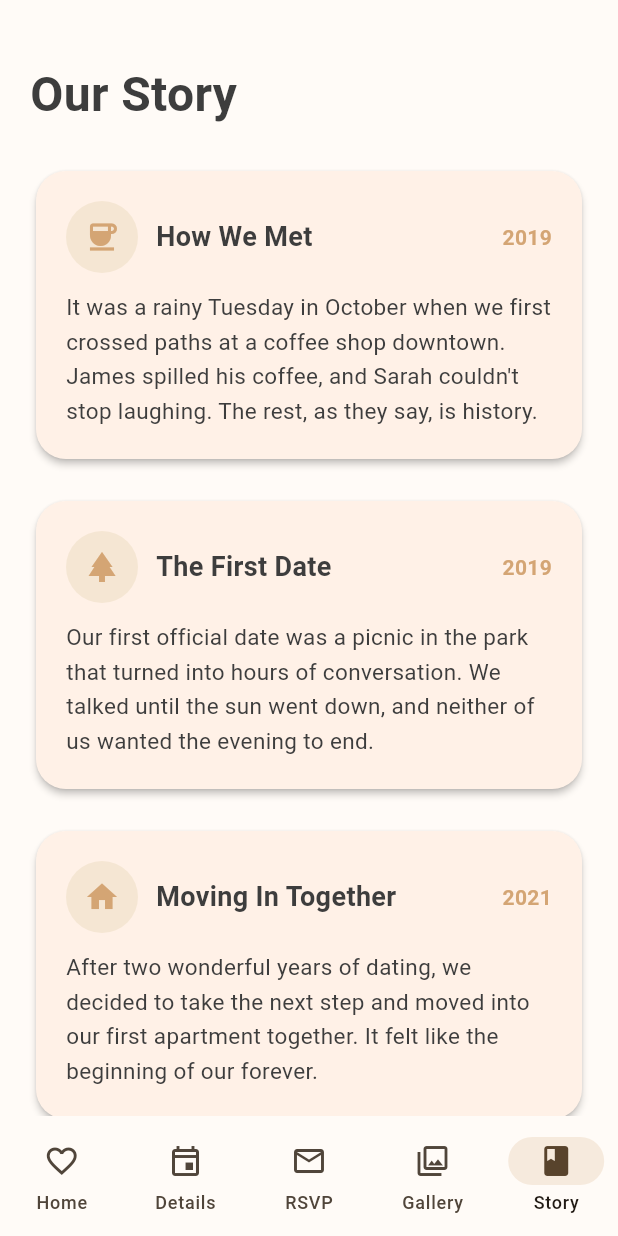
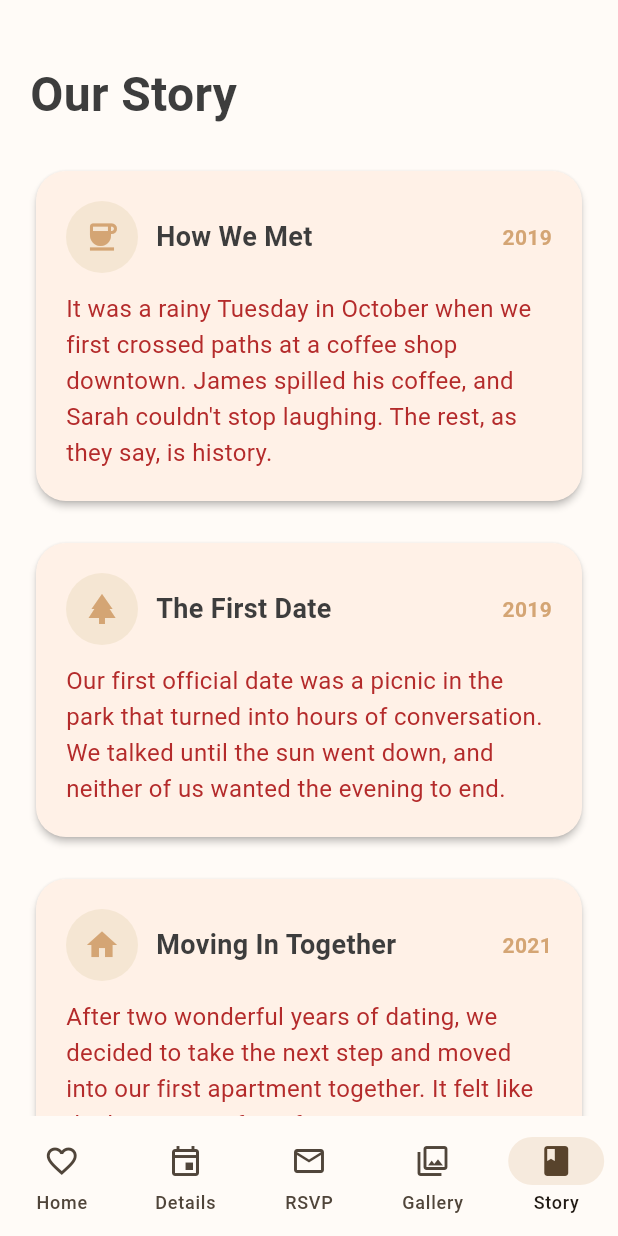
Before and after one commit to Mickey-Oduro-Kwarteng/knotly_wedd, a Flutter app: the HomeScreen screen opened directly, item 5 of the bottom bar chosen, on a phone screen of 412 x 824 dp. Run offline on Flutter 3.47's test engine with Material 3 defaults, Android fonts, the light colour scheme and no system bars; Roboto replaces fonts that are missing (Georgia).

Commit message:
changed font size and font colour

```diff
--- a/lib/main.dart
+++ b/lib/main.dart
@@ -1942,8 +1942,8 @@ class OurStoryScreen extends StatelessWidget {
               Text(
                 content,
                 style: TextStyle(
-                  fontSize: 15,
-                  color: AppColors.textDark,
+                  fontSize: 16,
+                  color: const Color.fromARGB(255, 180, 43, 43),
                   height: 1.5,
                 ),
               ),
```
